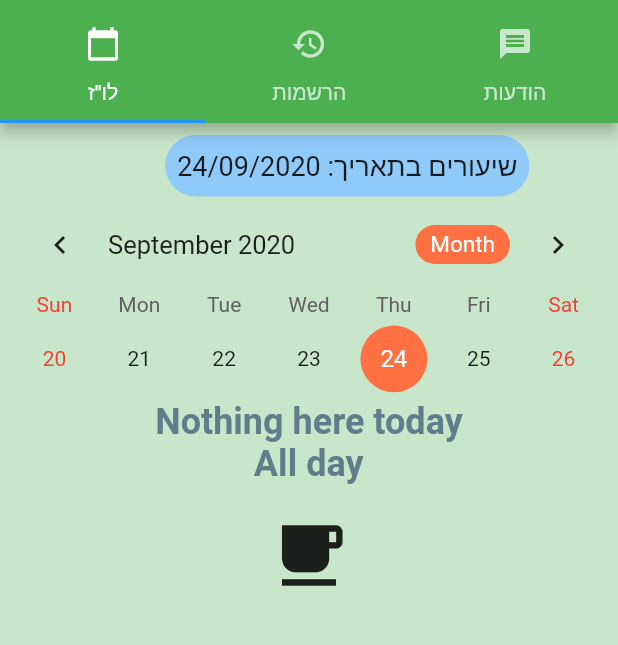
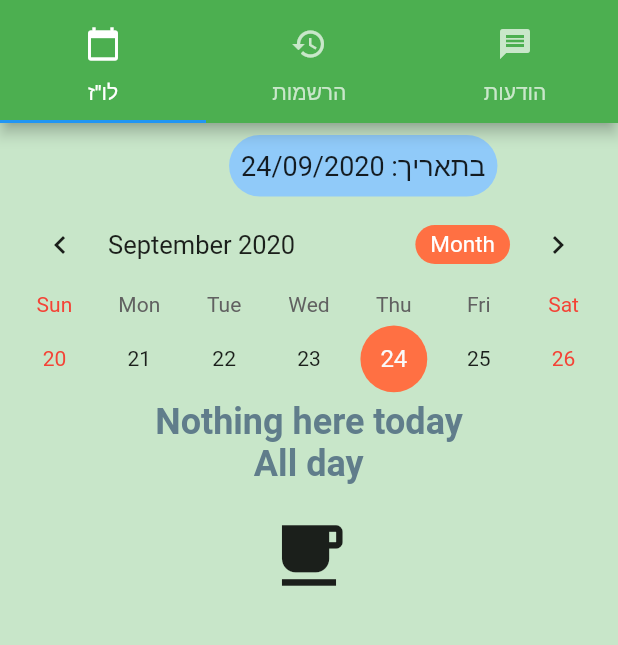
Before and after one commit to AmosStraus/StudioManagement, a Flutter app: the screen it shows once a user with an empty profile is signed in, on a phone screen of 412 x 824 dp, the part 72-717 px from its top. Run offline on Flutter 3.47's test engine with Material 2 defaults, Android fonts, the light colour scheme and no system bars; drawn by our look-alikes of table_calendar; our stand-ins replace cloud_firestore, firebase_auth, firebase_core, flutter_spinkit, google_sign_in; missing offline and left inert: flutter_auth_buttons; accounts and stored records are empty; statements that could not run were skipped; project files that could hold a hidden picture were left out.

Commit message:
back to work

```diff
--- a/lib/tabs/calendar_tab.dart
+++ b/lib/tabs/calendar_tab.dart
@@ -41,7 +41,7 @@ class _CalendarTabState extends State<CalendarTab>
                     color: Colors.blue[200],
                   ),
                   child: Text(
-                      "שיעורים בתאריך: ${parseDateToHebrew(myModel.dateString)}",
+                      "בתאריך: ${parseDateToHebrew(myModel.dateString)}",
                       style: TextStyle(fontSize: 18.0)),
                 ),
               ],
--- a/pubspec.yaml
+++ b/pubspec.yaml
@@ -35,7 +35,6 @@ dependencies:
 
   flutter_svg: ^0.19.0
   flutter_auth_buttons: ^0.10.0
-  url_launcher: ^5.7.0
 
 
   cupertino_icons: ^0.1.3
```
Also changed, not shown: lib/assets/FirebaseBug.png (added), pubspec.lock.
